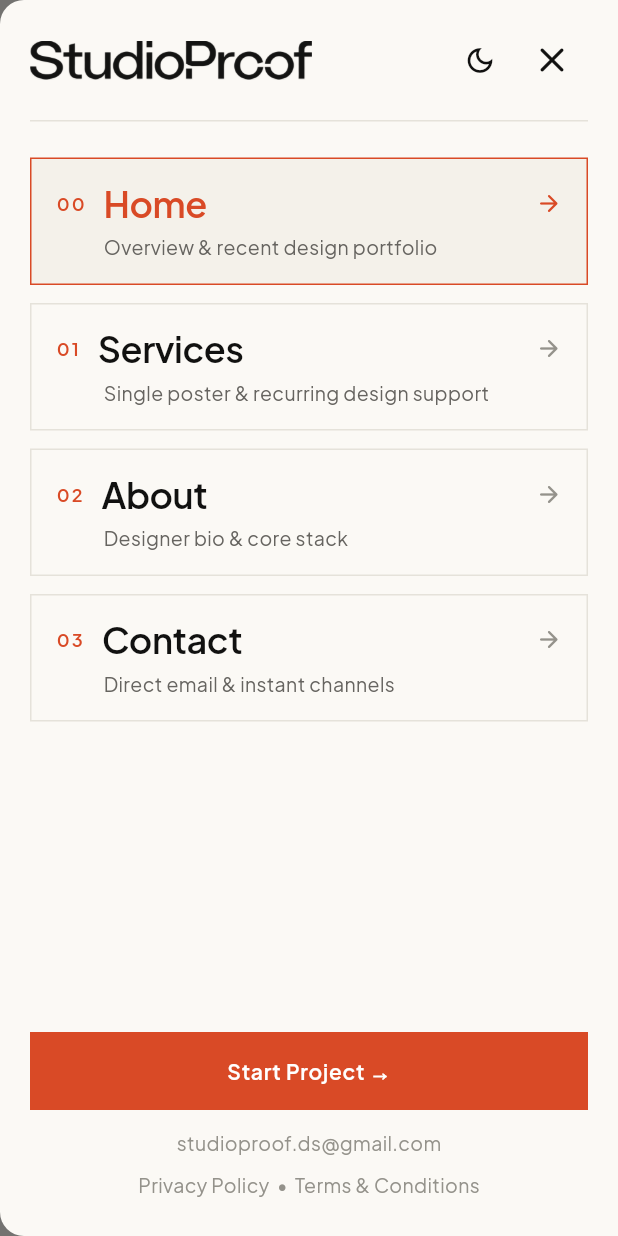
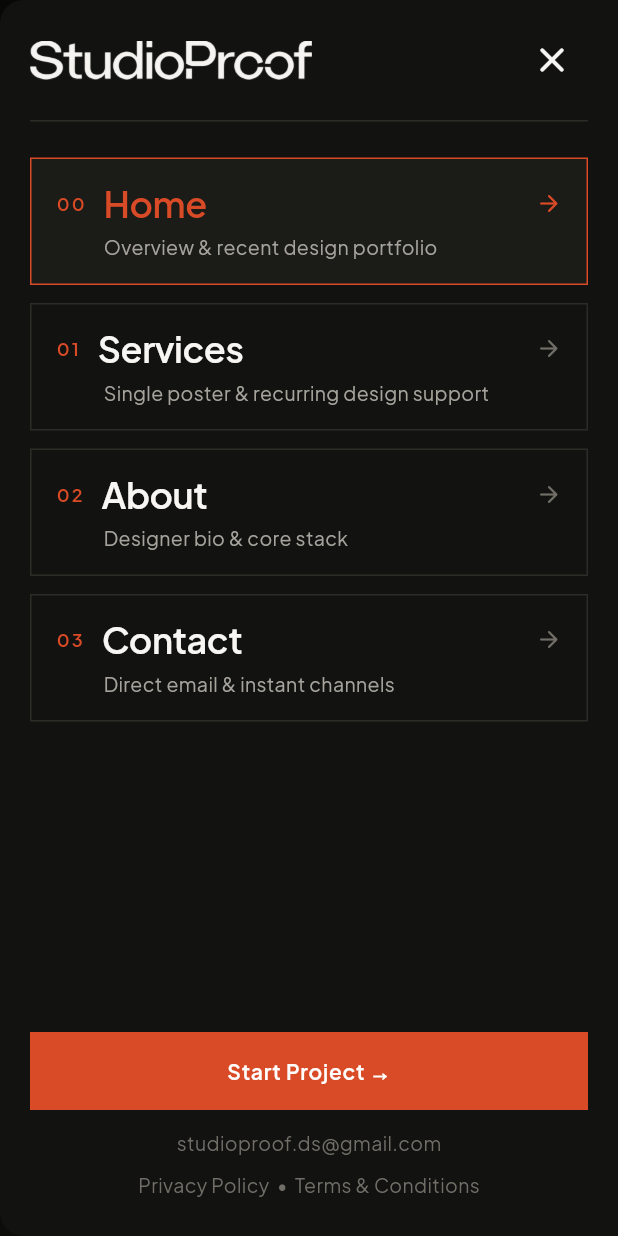
Before and after one commit to vishnu-vsgit/studioproof, a Flutter app: the screen it shows after launch, with the side drawer open, on a phone screen of 412 x 824 dp. Run offline on Flutter 3.47's test engine with Material 3 defaults, Android fonts, the phone set to English and light mode, and no system bars; our stand-ins replace go_router, google_fonts, supabase_flutter; accounts and stored records are empty.

Commit message:
mob view changes

```diff
--- a/lib/main.dart
+++ b/lib/main.dart
@@ -26,9 +26,9 @@ class StudioProofApp extends StatelessWidget {
           return MaterialApp.router(
             title: 'StudioProof',
             debugShowCheckedModeBanner: false,
-            theme: AppTheme.lightTheme,
+            theme: AppTheme.darkTheme,
             darkTheme: AppTheme.darkTheme,
-            themeMode: themeProvider.themeMode,
+            themeMode: ThemeMode.dark,
             routerConfig: appRouter,
           );
         },
--- a/lib/widgets/common/studio_cursor_follower.dart
+++ b/lib/widgets/common/studio_cursor_follower.dart
@@ -1,6 +1,7 @@
 import 'package:flutter/foundation.dart';
 import 'package:flutter/material.dart';
 import '../../core/theme/app_colors.dart';
+import '../../core/theme/responsive_breakpoints.dart';
 
 /// Swiss Studio Custom Cursor Follower Widget for Desktop Web.
 /// Renders a smooth, subtle crosshair / ring cursor indicator that follows mouse motion.
@@ -24,7 +25,8 @@ class _StudioCursorFollowerState extends State<StudioCursorFollower> {
 
   @override
   Widget build(BuildContext context) {
-    if (!widget.enableFollower) {
+    final isMobile = ResponsiveBreakpoints.isMobileOrTablet(context);
+    if (!widget.enableFollower || isMobile) {
       return widget.child;
     }
 
--- a/lib/widgets/common/studio_grid_painter.dart
+++ b/lib/widgets/common/studio_grid_painter.dart
@@ -1,5 +1,6 @@
 import 'package:flutter/material.dart';
 import '../../core/theme/app_colors.dart';
+import '../../core/theme/responsive_breakpoints.dart';
 
 /// Interactive Swiss-Style Grid Canvas Background Widget.
 /// Renders crisp grid guidelines, crosshairs, alignment markers,
@@ -27,9 +28,11 @@ class _StudioGridBackgroundState extends State<StudioGridBackground> {
   @override
   Widget build(BuildContext context) {
     final isDark = Theme.of(context).brightness == Brightness.dark;
+    final isMobile = ResponsiveBreakpoints.isMobileOrTablet(context);
+    final enableTracking = widget.enableMouseTracking && !isMobile;
 
     return MouseRegion(
-      onHover: widget.enableMouseTracking
+      onHover: enableTracking
           ? (event) {
               setState(() {
                 _mousePosition = event.localPosition;
--- a/lib/widgets/navigation/mobile_drawer.dart
+++ b/lib/widgets/navigation/mobile_drawer.dart
@@ -1,10 +1,8 @@
 import 'package:flutter/material.dart';
 import 'package:go_router/go_router.dart';
-import 'package:provider/provider.dart';
 import '../../core/config/app_config.dart';
 import '../../core/theme/app_colors.dart';
 import '../../core/theme/app_typography.dart';
-import '../../core/theme/theme_provider.dart';
 
 class MobileDrawer extends StatelessWidget {
   final String currentPath;
@@ -45,23 +43,6 @@ class MobileDrawer extends StatelessWidget {
                       ),
                     ),
                   ),
-                  Row(
-                    children: [
-                      Consumer<ThemeProvider>(
-                        builder: (context, themeProvider, child) {
-                          return IconButton(
-                            icon: Icon(
-                              isDark ? Icons.light_mode_outlined : Icons.dark_mode_outlined,
-                              size: 22,
-                              color: isDark
-                                  ? AppColors.textPrimaryDark
-                                  : AppColors.textPrimaryLight,
-                            ),
-                            onPressed: () => themeProvider.toggleTheme(context),
-                            tooltip: 'Toggle Theme',
-                          );
-                        },
-                      ),
                   IconButton(
                     icon: Icon(
                       Icons.close_rounded,
@@ -71,8 +52,6 @@ class MobileDrawer extends StatelessWidget {
                           : AppColors.textPrimaryLight,
                     ),
                     onPressed: () => Navigator.of(context).pop(),
-                      ),
-                    ],
                   ),
                 ],
               ),
```
Also changed, not shown: lib/core/theme/theme_provider.dart (+4 -14 lines), lib/widgets/navigation/site_header.dart (+1 -26 lines). Lines whose indentation alone changed are shown as unchanged.
